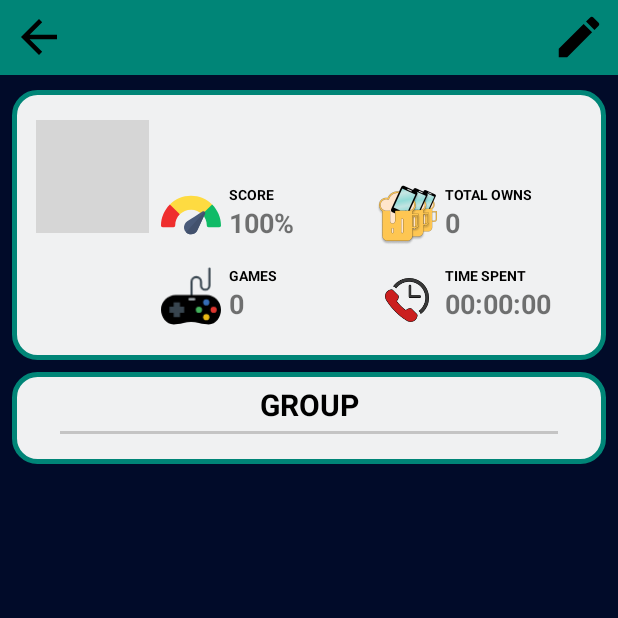
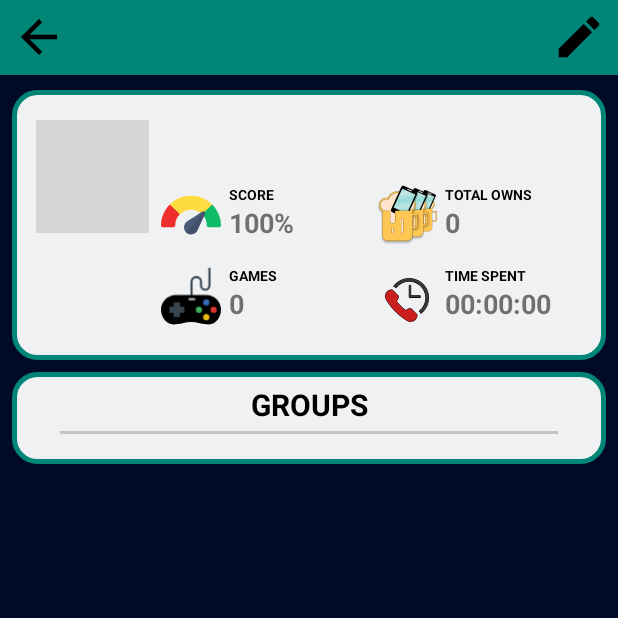
Before and after one commit to amircag/DonTouchV1, an Android app: the screen it shows after launch once a user with an empty profile is signed in (ProfileScreen), after a tap on "100%", on a phone screen of 412 x 824 dp, the top half of it. Run offline under Robolectric (Android 15) with nearby library versions, the phone set to English and light mode, and no system bars; our stand-ins replace CircleImageView, Firebase (no records; nobody signed in at launch, a user with empty details on screens opened directly); libraries missing offline, so code that uses them is left out: com.firebase.ui; pictures from the network do not load; grey boxes are pictures that could not be loaded.

```diff
--- a/app/src/main/res/values/strings.xml
+++ b/app/src/main/res/values/strings.xml
@@ -89,7 +89,7 @@
     <string name="pref_title_vibrate">Vibrate</string>
 
     <!-- PROFILE PAGE STRINGS -->
-    <string name="group_title"><b>GROUP</b></string>
+    <string name="group_title"><b>GROUPS</b></string>
     <string name="fails_title"><b>OWNS:</b></string>
     <string name="nickname_title">NICKNAME</string>
     <string name="rank_title">RANK</string>
```
